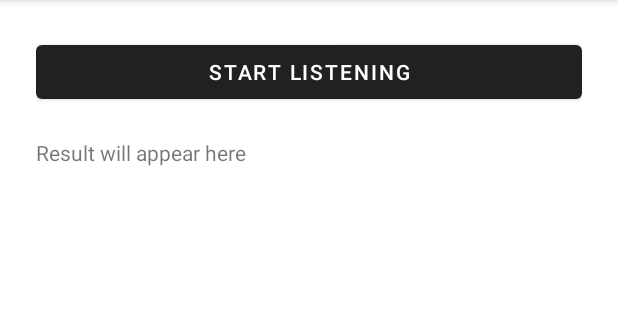
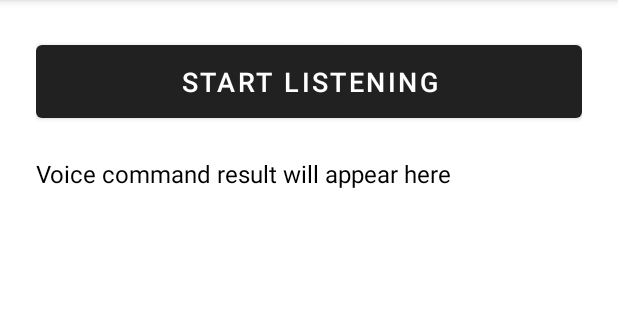
Before and after one commit to diljit-suthar/MasterAppStarter, an Android app: the screen it shows after launch (MainActivity), on a phone screen of 412 x 824 dp, the part 84-404 px from its top. Run offline under Robolectric (Android 15) with nearby library versions, the phone set to English and light mode, and no system bars; libraries missing offline, so code that uses them is left out: org.vosk, org.vosk.android; 4 statements that could not run were skipped.

Commit message:
Update activity_main.xml

```diff
--- a/app/src/main/res/layout/activity_main.xml
+++ b/app/src/main/res/layout/activity_main.xml
@@ -3,18 +3,23 @@
     android:layout_width="match_parent"
     android:layout_height="match_parent"
     android:orientation="vertical"
-    android:padding="24dp">
+    android:padding="24dp"
+    android:background="#FFFFFF">
 
     <Button
         android:id="@+id/btnStart"
         android:layout_width="match_parent"
         android:layout_height="wrap_content"
-        android:text="Start Listening" />
+        android:text="Start Listening"
+        android:textSize="18sp"
+        android:padding="12dp" />
 
     <TextView
-        android:id="@+id/txtResult"
+        android:id="@+id/result_text"
         android:layout_width="match_parent"
         android:layout_height="wrap_content"
-        android:text="Result will appear here"
-        android:layout_marginTop="20dp" />
+        android:text="Voice command result will appear here"
+        android:textSize="16sp"
+        android:paddingTop="20dp"
+        android:textColor="#000000" />
 </LinearLayout>
```
